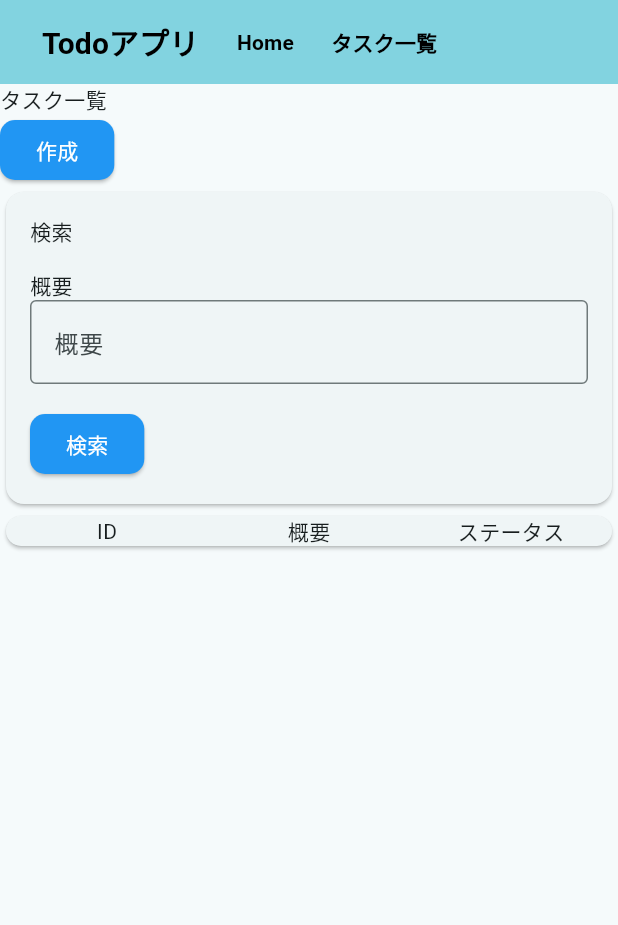
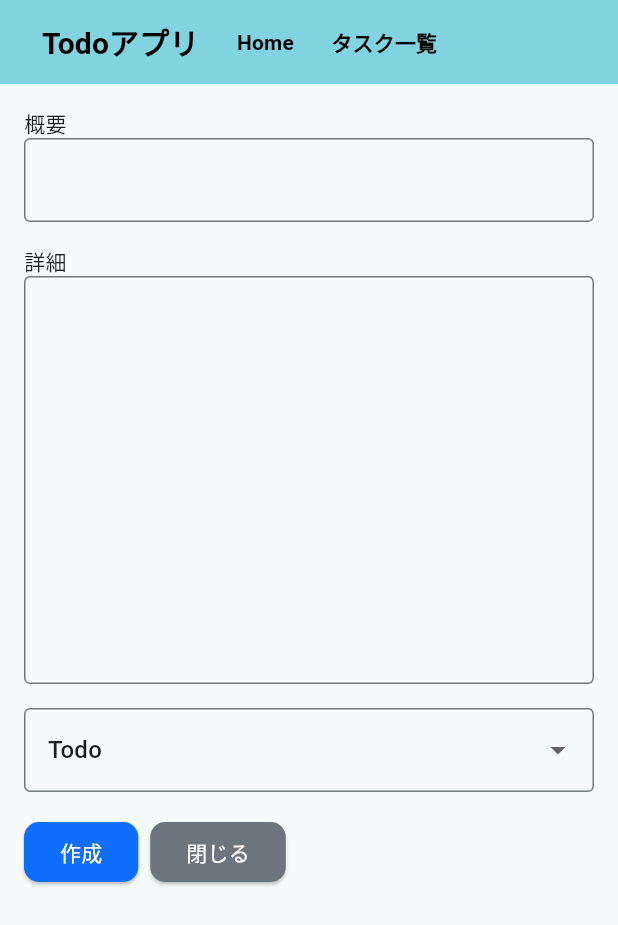
Before and after one commit to kyouga-ones/Todo-Application-Frontend, a Flutter app: the screen it shows after launch, after a tap on "タスク一覧", after a tap on "作成", on a phone screen of 412 x 824 dp. Shown: the top 925 px of the screen. Run offline on Flutter 3.47's test engine with Material 3 defaults, Android fonts, the phone set to English and light mode, and no system bars; our stand-ins replace gap; statements that could not run were skipped.

Commit message:
feature:task-003:フォーム画面を仮作成

```diff
--- /dev/null
+++ b/lib/core/constants/map.dart
@@ -0,0 +1 @@
+var statusMap = {'Todo': 'TODO', 'Doing': 'DOING', 'Done': 'DONE'};
--- /dev/null
+++ b/lib/features/form/view/form_screen.dart
@@ -0,0 +1,57 @@
+import 'package:flutter/material.dart';
+import 'package:gap/gap.dart';
+import 'package:todo_application_frontend/features/form/widget/buttons_row.dart';
+import 'package:todo_application_frontend/features/form/widget/detail_column.dart';
+import 'package:todo_application_frontend/features/form/widget/overview_column.dart';
+import 'package:todo_application_frontend/features/form/widget/status_dropdown_button.dart';
+
+class FormScreen extends StatelessWidget {
+  final String statusValue;
+  final Map<String, String> statusMap;
+  final void Function(String?) onStatusChanged;
+  final void Function() onCreatePressed;
+  final void Function() onClosePressed;
+
+  const FormScreen({
+    super.key,
+    required this.statusValue,
+    required this.statusMap,
+    required this.onStatusChanged,
+    required this.onCreatePressed,
+    required this.onClosePressed,
+  });
+
+  final gap = 16.0;
+
+  @override
+  Widget build(BuildContext context) {
+    return SingleChildScrollView(
+      child: Center(
+        child: ConstrainedBox(
+          constraints: BoxConstraints(maxWidth: 600),
+          child: Padding(
+            padding: const EdgeInsets.all(16.0),
+            child: Column(
+              children: [
+                OverviewColumn(),
+                Gap(gap),
+                DetailColumn(),
+                Gap(gap),
+                StatusDropdownButton(
+                  statusValue: statusValue,
+                  statusMap: statusMap,
+                  onChanged: onStatusChanged,
+                ),
+                Gap(gap),
+                ButtonsRow(
+                  onCreatePressed: onCreatePressed,
+                  onClosePressed: onClosePressed,
+                ),
+              ],
+            ),
+          ),
+        ),
+      ),
+    );
+  }
+}
--- /dev/null
+++ b/lib/features/form/view_model/form_view_model.dart
@@ -0,0 +1,45 @@
+import 'package:flutter/material.dart';
+import 'package:todo_application_frontend/core/constants/map.dart';
+import 'package:todo_application_frontend/features/form/view/form_screen.dart';
+
+class FormViewModel extends StatefulWidget {
+  final void Function() changeScreen;
+
+  const FormViewModel({
+    super.key,
+    required this.changeScreen,
+  });
+
+  @override
+  State<FormViewModel> createState() => _FormViewModelState();
+}
+
+class _FormViewModelState extends State<FormViewModel> {
+  var statusValue = statusMap.values.first;
+
+  void onStatusChanged(String? value) {
+    if (value == null) return;
+    setState(() {
+      statusValue = value;
+    });
+  }
+
+  void onCreatePressed() {
+    widget.changeScreen();
+  }
+
+  void onClosePressed() {
+    widget.changeScreen();
+  }
+
+  @override
+  Widget build(BuildContext context) {
+    return FormScreen(
+      statusValue: statusValue,
+      statusMap: statusMap,
+      onStatusChanged: onStatusChanged,
+      onCreatePressed: onCreatePressed,
+      onClosePressed: onClosePressed,
+    );
+  }
+}
--- /dev/null
+++ b/lib/features/form/widget/buttons_row.dart
@@ -0,0 +1,44 @@
+import 'package:flutter/material.dart';
+import 'package:gap/gap.dart';
+
+class ButtonsRow extends StatelessWidget {
+  final void Function() onCreatePressed;
+  final void Function() onClosePressed;
+
+  const ButtonsRow({
+    super.key,
+    required this.onCreatePressed,
+    required this.onClosePressed,
+  });
+
+  @override
+  Widget build(BuildContext context) {
+    return Row(
+      children: [
+        ElevatedButton(
+          style: ElevatedButton.styleFrom(
+            backgroundColor: Color(0xFF0d6efd),
+            foregroundColor: Colors.white,
+            shape: RoundedRectangleBorder(
+              borderRadius: BorderRadius.circular(10),
+            ),
+          ),
+          onPressed: onCreatePressed,
+          child: Text('作成'),
+        ),
+        Gap(8),
+        ElevatedButton(
+          style: ElevatedButton.styleFrom(
+            backgroundColor: Color(0xFF6c757d),
+            foregroundColor: Colors.white,
+            shape: RoundedRectangleBorder(
+              borderRadius: BorderRadius.circular(10),
+            ),
+          ),
+          onPressed: onClosePressed,
+          child: Text('閉じる'),
+        ),
+      ],
+    );
+  }
+}
--- /dev/null
+++ b/lib/features/form/widget/detail_column.dart
@@ -0,0 +1,23 @@
+import 'package:flutter/material.dart';
+
+class DetailColumn extends StatelessWidget {
+  const DetailColumn({super.key});
+
+  @override
+  Widget build(BuildContext context) {
+    return Column(
+      crossAxisAlignment: CrossAxisAlignment.start,
+      children: [
+        Text('詳細'),
+        TextField(
+          keyboardType: TextInputType.multiline,
+          minLines: 10,
+          maxLines: null,
+          decoration: InputDecoration(
+            border: OutlineInputBorder(),
+          ),
+        ),
+      ],
+    );
+  }
+}
--- /dev/null
+++ b/lib/features/form/widget/overview_column.dart
@@ -0,0 +1,21 @@
+import 'package:flutter/material.dart';
+
+class OverviewColumn extends StatelessWidget {
+  const OverviewColumn({super.key});
+
+  @override
+  Widget build(BuildContext context) {
+    return Column(
+      crossAxisAlignment: CrossAxisAlignment.start,
+      children: [
+        Text('概要'),
+        TextField(
+          textInputAction: TextInputAction.search,
+          decoration: InputDecoration(
+            border: OutlineInputBorder(),
+          ),
+        ),
+      ],
+    );
+  }
+}
--- /dev/null
+++ b/lib/features/form/widget/status_dropdown_button.dart
@@ -0,0 +1,32 @@
+import 'package:flutter/material.dart';
+
+class StatusDropdownButton extends StatelessWidget {
+  final String statusValue;
+  final Map<String, String> statusMap;
+  final void Function(String?) onChanged;
+
+  const StatusDropdownButton({
+    super.key,
+    required this.statusValue,
+    required this.statusMap,
+    required this.onChanged,
+  });
+
+  @override
+  Widget build(BuildContext context) {
+    return DropdownButtonFormField(
+      decoration: InputDecoration(border: OutlineInputBorder()),
+      value: statusValue,
+      isExpanded: true,
+      items: statusMap.entries
+          .map(
+            (entry) => DropdownMenuItem<String>(
+              value: entry.value,
+              child: Text(entry.key),
+            ),
+          )
+          .toList(),
+      onChanged: onChanged,
+    );
+  }
+}
--- a/lib/features/task_list/view/task_list_screen.dart
+++ b/lib/features/task_list/view/task_list_screen.dart
@@ -6,10 +6,12 @@ import 'package:todo_application_frontend/features/task_list/widget/task_list_vi
 
 class TaskListScreen extends StatelessWidget {
   final List<TaskModel> taskList;
+  final void Function() onCreatePressed;
 
   const TaskListScreen({
     super.key,
     required this.taskList,
+    required this.onCreatePressed,
   });
 
   @override
@@ -24,7 +26,10 @@ class TaskListScreen extends StatelessWidget {
               'タスク一覧',
               style: TextStyle(),
             ),
-            TaskButton(title: '作成'),
+            TaskButton(
+              title: '作成',
+              onPressed: onCreatePressed,
+            ),
             SearchCard(),
             Card(
               child: Row(
--- a/lib/features/task_list/view_model/task_list_view_model.dart
+++ b/lib/features/task_list/view_model/task_list_view_model.dart
@@ -4,7 +4,12 @@ import 'package:todo_application_frontend/core/model/task_model.dart';
 import 'package:todo_application_frontend/features/task_list/view/task_list_screen.dart';
 
 class TaskListViewModel extends StatefulWidget {
-  const TaskListViewModel({super.key});
+  final void Function() onCreatePressed;
+
+  const TaskListViewModel({
+    super.key,
+    required this.onCreatePressed,
+  });
 
   @override
   State<TaskListViewModel> createState() => _TaskListViewModelState();
@@ -24,6 +29,9 @@ class _TaskListViewModelState extends State<TaskListViewModel> {
 
   @override
   Widget build(BuildContext context) {
-    return TaskListScreen(taskList: taskList);
+    return TaskListScreen(
+      taskList: taskList,
+      onCreatePressed: widget.onCreatePressed,
+    );
   }
 }
--- a/lib/features/task_list/widget/search_card.dart
+++ b/lib/features/task_list/widget/search_card.dart
@@ -20,7 +20,10 @@ class SearchCard extends StatelessWidget {
             Gap(gap),
             OverviewColumn(),
             Gap(gap),
-            TaskButton(title: '検索'),
+            TaskButton(
+              title: '検索',
+              onPressed: () {},
+            ),
           ],
         ),
       ),
--- a/lib/features/task_list/widget/task_button.dart
+++ b/lib/features/task_list/widget/task_button.dart
@@ -2,23 +2,25 @@ import 'package:flutter/material.dart';
 
 class TaskButton extends StatelessWidget {
   final String title;
+  final void Function() onPressed;
 
   const TaskButton({
     super.key,
     required this.title,
+    required this.onPressed,
   });
 
   @override
   Widget build(BuildContext context) {
     return ElevatedButton(
       style: ElevatedButton.styleFrom(
-        backgroundColor: Colors.blue,
+        backgroundColor: Color(0xFF0d6efd),
         foregroundColor: Colors.white,
         shape: RoundedRectangleBorder(
           borderRadius: BorderRadius.circular(10),
         ),
       ),
-      onPressed: () {},
+      onPressed: onPressed,
       child: Text(title),
     );
   }
--- a/lib/my_home_gape.dart
+++ b/lib/my_home_gape.dart
@@ -1,5 +1,6 @@
 import 'package:flutter/material.dart';
 import 'package:todo_application_frontend/core/utils/loading.dart';
+import 'package:todo_application_frontend/features/form/view_model/form_view_model.dart';
 import 'package:todo_application_frontend/features/home/view_model/home_view_model.dart';
 import 'package:todo_application_frontend/features/task_list/view_model/task_list_view_model.dart';
 
@@ -14,6 +15,20 @@ class MyHomePage extends StatefulWidget {
 
 class _MyHomePageState extends State<MyHomePage> {
   Widget screen = HomeViewModel();
+
+  void screenChange() {
+    setState(() {
+      screen = TaskListViewModel(onCreatePressed: onCreatePressed);
+    });
+  }
+
+  void onCreatePressed() {
+    setState(() {
+      screen = FormViewModel(
+        changeScreen: screenChange,
+      );
+    });
+  }
 
   @override
   Widget build(BuildContext context) {
@@ -58,7 +73,9 @@ class _MyHomePageState extends State<MyHomePage> {
               onPressed: () {
                 setState(() {
                   loading(context, 300);
-                  screen = TaskListViewModel();
+                  screen = TaskListViewModel(
+                    onCreatePressed: onCreatePressed,
+                  );
                 });
               },
               child: Text(
```
